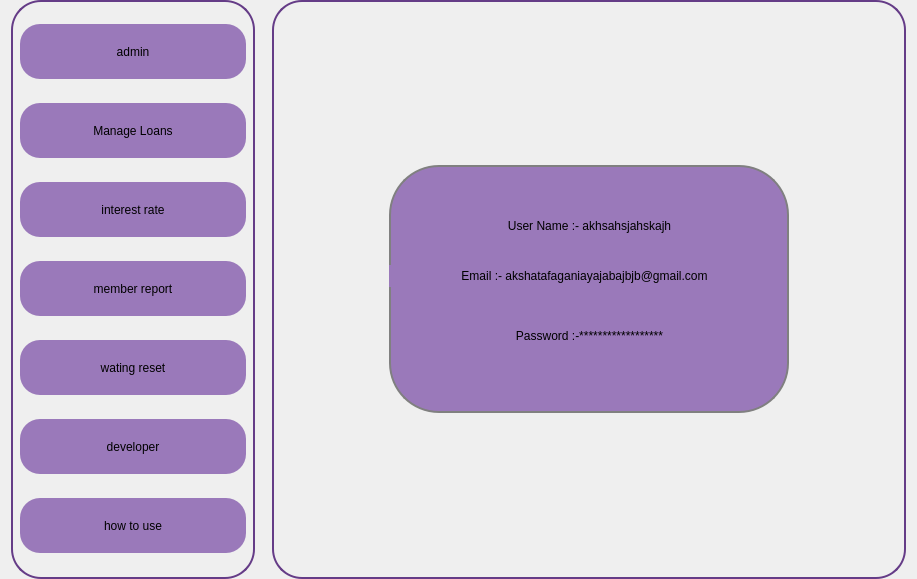
Old version of the form designer/firm_manage.ui in the repository FaganiyaAkshat/FinanceManagementSystem-using-python-PyQy6.
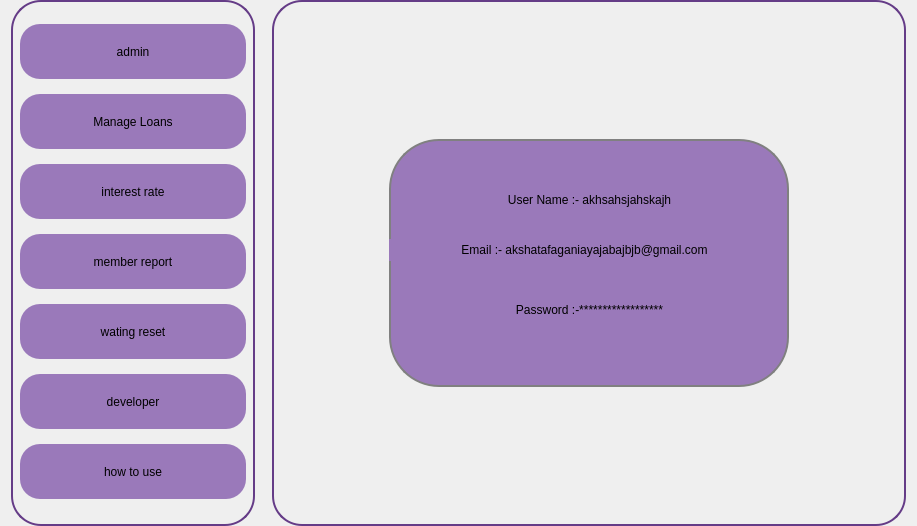
New version of the form. Icons and pictures are not drawn.

Diff of the .ui file:
```diff
--- a/designer/firm_manage.ui
+++ b/designer/firm_manage.ui
@@ -7,7 +7,7 @@
     <x>0</x>
     <y>0</y>
     <width>917</width>
-    <height>579</height>
+    <height>526</height>
    </rect>
   </property>
   <property name="windowTitle">
@@ -57,7 +57,7 @@
         </property>
         <layout class="QVBoxLayout" name="verticalLayout">
          <property name="spacing">
-          <number>9</number>
+          <number>0</number>
          </property>
          <property name="topMargin">
           <number>9</number>
```
Left out of the diff: 2 changed lines with no effect on the pictures.
